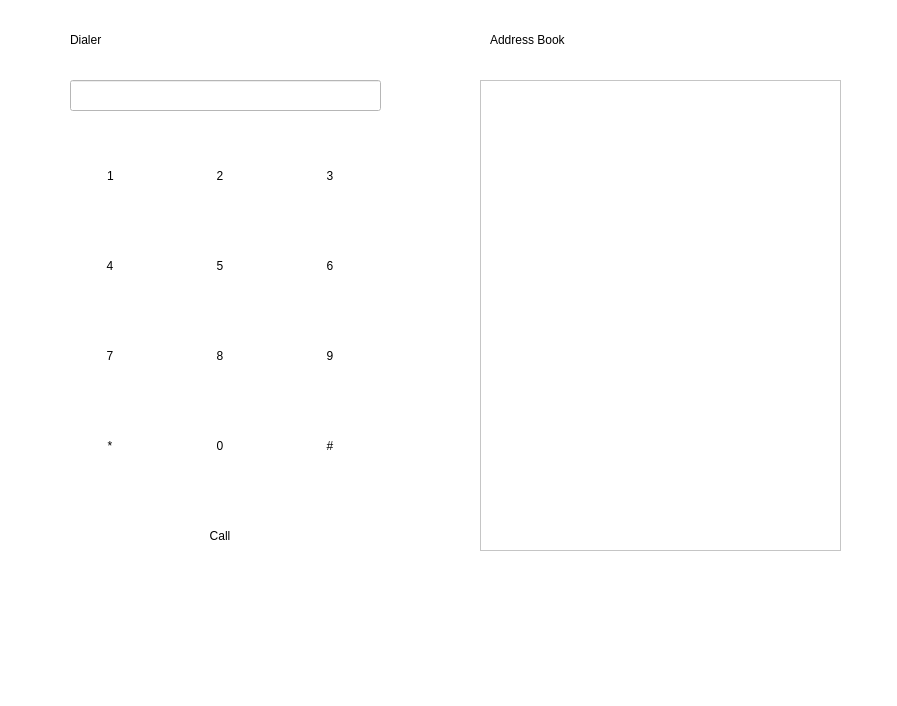
Above: dialerwindow.ui from blakefuller/DialerApp before the change. Below: the same form after it.
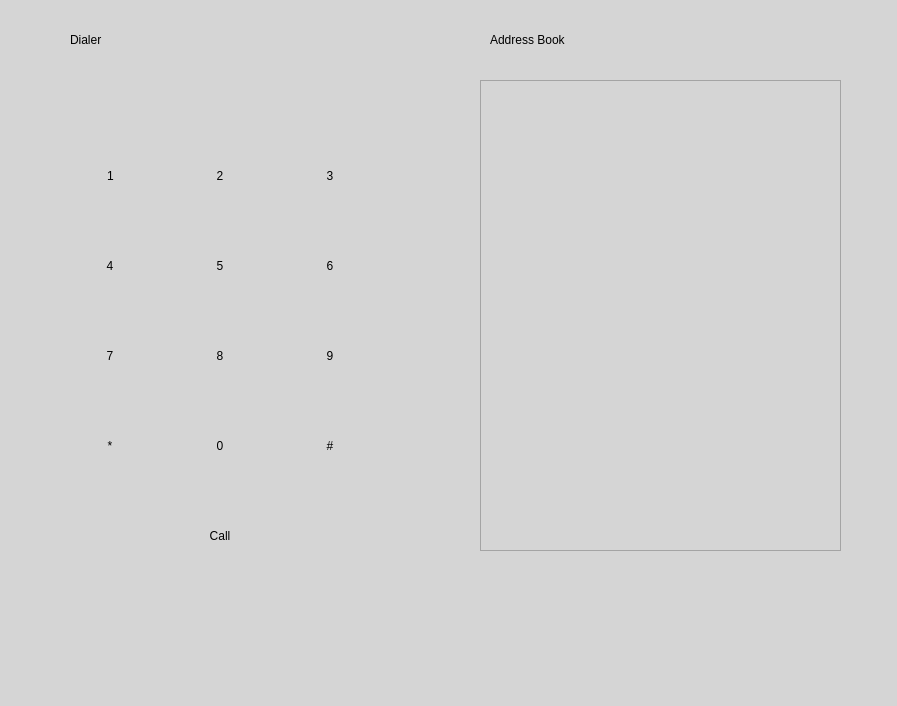
That is the form after the change. Icons and pictures are not drawn.

Commit message: Text color?

What changed in the file:
```diff
--- a/dialerwindow.ui
+++ b/dialerwindow.ui
@@ -14,7 +14,7 @@
    <string>DialerWindow</string>
   </property>
   <property name="styleSheet">
-   <string notr="true">background-color: rgb(255, 255, 255);</string>
+   <string notr="true">background-color: rgb(213, 213, 213);</string>
   </property>
   <widget class="QWidget" name="centralwidget">
    <widget class="QPushButton" name="pushOne">
@@ -322,6 +322,15 @@
       <height>31</height>
      </rect>
     </property>
+    <property name="styleSheet">
+     <string notr="true">border-color:none;
+color: rgb(0, 0, 0);
+border: transparent;
+</string>
+    </property>
+    <property name="alignment">
+     <set>Qt::AlignCenter</set>
+    </property>
    </widget>
    <widget class="QTableView" name="tableSafe">
     <property name="geometry">
```
